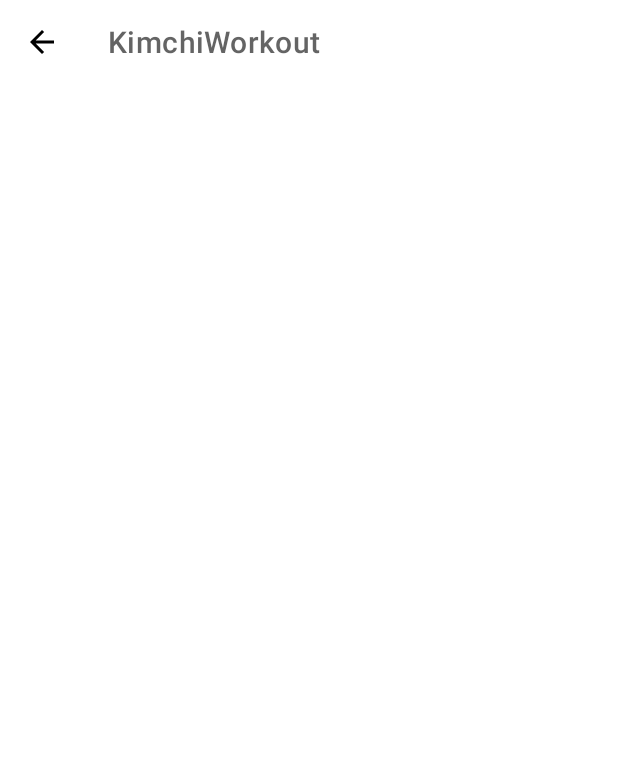
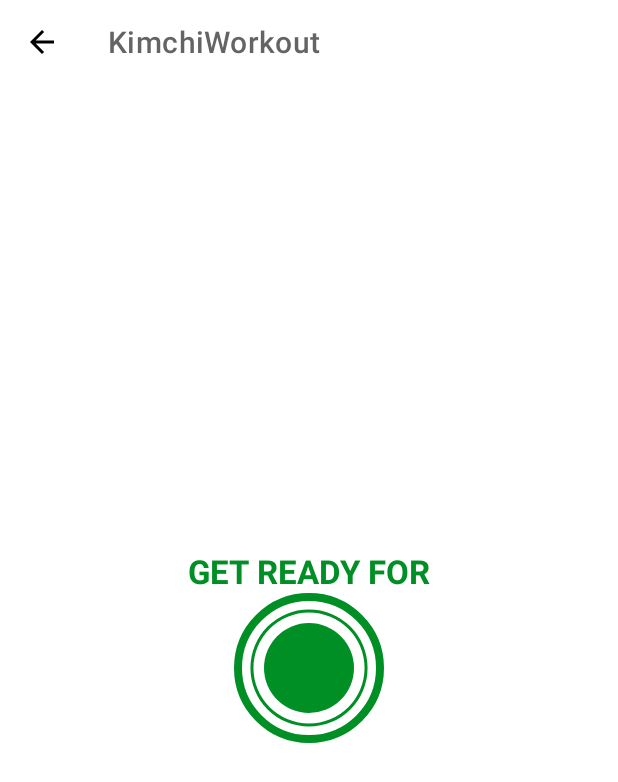
Before and after one commit to YiroYi/KimchiWorkout, an Android app: the ExerciseActivity screen opened directly, with no data from a screen before it, on a phone screen of 412 x 824 dp. Shown: the top 782 px of the screen. Run offline under Robolectric (Android 15) with nearby library versions, the phone set to English and light mode, and no system bars.

Commit message:
Added Activity progress component

```diff
--- /dev/null
+++ b/app/src/main/res/drawable/circular_progress_bar.xml
@@ -0,0 +1,13 @@
+<?xml version="1.0" encoding="utf-8"?>
+<layer-list xmlns:android="http://schemas.android.com/apk/res/android">
+    <item>
+        <shape
+            android:innerRadiusRatio="2.7"
+            android:shape="ring"
+            android:thicknessRatio="50.0"
+            android:useLevel="true"
+            >
+            <solid android:color="@color/colorAccent" />
+        </shape>
+    </item>
+</layer-list>
--- /dev/null
+++ b/app/src/main/res/drawable/circular_progress_bar_grey.xml
@@ -0,0 +1,13 @@
+<?xml version="1.0" encoding="utf-8"?>
+<layer-list xmlns:android="http://schemas.android.com/apk/res/android">
+    <item>
+        <shape
+            android:innerRadiusRatio="2.7"
+            android:shape="ring"
+            android:thicknessRatio="50.0"
+            android:useLevel="true"
+            >
+            <solid android:color="#D4DEE7" />
+        </shape>
+    </item>
+</layer-list>
--- /dev/null
+++ b/app/src/main/res/drawable/item_circular_color_accent_background.xml
@@ -0,0 +1,5 @@
+<?xml version="1.0" encoding="utf-8"?>
+<shape xmlns:android="http://schemas.android.com/apk/res/android"
+    android:shape="oval">
+    <solid android:color="@color/colorAccent" />
+</shape>
--- a/app/src/main/res/layout/activity_exercise.xml
+++ b/app/src/main/res/layout/activity_exercise.xml
@@ -1,5 +1,5 @@
 <?xml version="1.0" encoding="utf-8"?>
-<RelativeLayout xmlns:android="http://schemas.android.com/apk/res/android"
+<androidx.constraintlayout.widget.ConstraintLayout xmlns:android="http://schemas.android.com/apk/res/android"
     xmlns:app="http://schemas.android.com/apk/res-auto"
     xmlns:tools="http://schemas.android.com/tools"
     android:layout_width="match_parent"
@@ -8,6 +8,7 @@
 
     <androidx.appcompat.widget.Toolbar
         android:id="@+id/toolbarExercise"
+        app:layout_constraintTop_toTopOf="parent"
         android:layout_width="match_parent"
         android:layout_height="?android:attr/actionBarSize"
         android:theme="@style/ToolbarTheme"
@@ -15,4 +16,61 @@
         app:titleTextColor="@color/colorPrimary"
         />
 
-</RelativeLayout>
+    <TextView
+        android:id="@+id/tvTitle"
+        android:layout_width="wrap_content"
+        android:layout_height="wrap_content"
+        android:text="GET READY FOR"
+        android:textSize="22sp"
+        android:textColor="@color/colorAccent"
+        android:textStyle="bold"
+        app:layout_constraintBottom_toTopOf="@id/flProgressBar"
+        app:layout_constraintEnd_toEndOf="parent"
+        app:layout_constraintStart_toStartOf="parent"
+        />
+
+    <FrameLayout
+        android:id="@+id/flProgressBar"
+        android:layout_width="100dp"
+        android:layout_height="100dp"
+        android:layout_marginTop="10dp"
+        android:background="@drawable/item_circular_color_accent_border"
+        app:layout_constraintBottom_toBottomOf="parent"
+        app:layout_constraintEnd_toEndOf="parent"
+        app:layout_constraintStart_toStartOf="parent"
+        app:layout_constraintTop_toBottomOf="@id/toolbarExercise">
+
+        <ProgressBar
+            android:id="@+id/progressBar"
+            style="?android:attr/progressBarStyleHorizontal"
+            android:background="@drawable/circular_progress_bar_grey"
+            android:progressDrawable="@drawable/circular_progress_bar"
+            android:indeterminate="false"
+            android:layout_width="100dp"
+            android:layout_height="100dp"
+            android:layout_gravity="center"
+            android:max="10"
+            android:progress="100"
+            android:rotation="-90" />
+        <LinearLayout
+            android:layout_width="60dp"
+            android:layout_height="60dp"
+            android:layout_gravity="center"
+            android:background="@drawable/item_circular_color_accent_background"
+            android:gravity="center">
+
+            <TextView
+                android:id="@+id/tcTimer"
+                android:layout_width="wrap_content"
+                android:layout_height="wrap_content"
+                android:textColor="#FFFFFF"
+                android:textSize="25sp"
+                android:textStyle="bold"
+                tools:text="10" />
+        </LinearLayout>
+
+    </FrameLayout>
+
+
+
+</androidx.constraintlayout.widget.ConstraintLayout>
```
